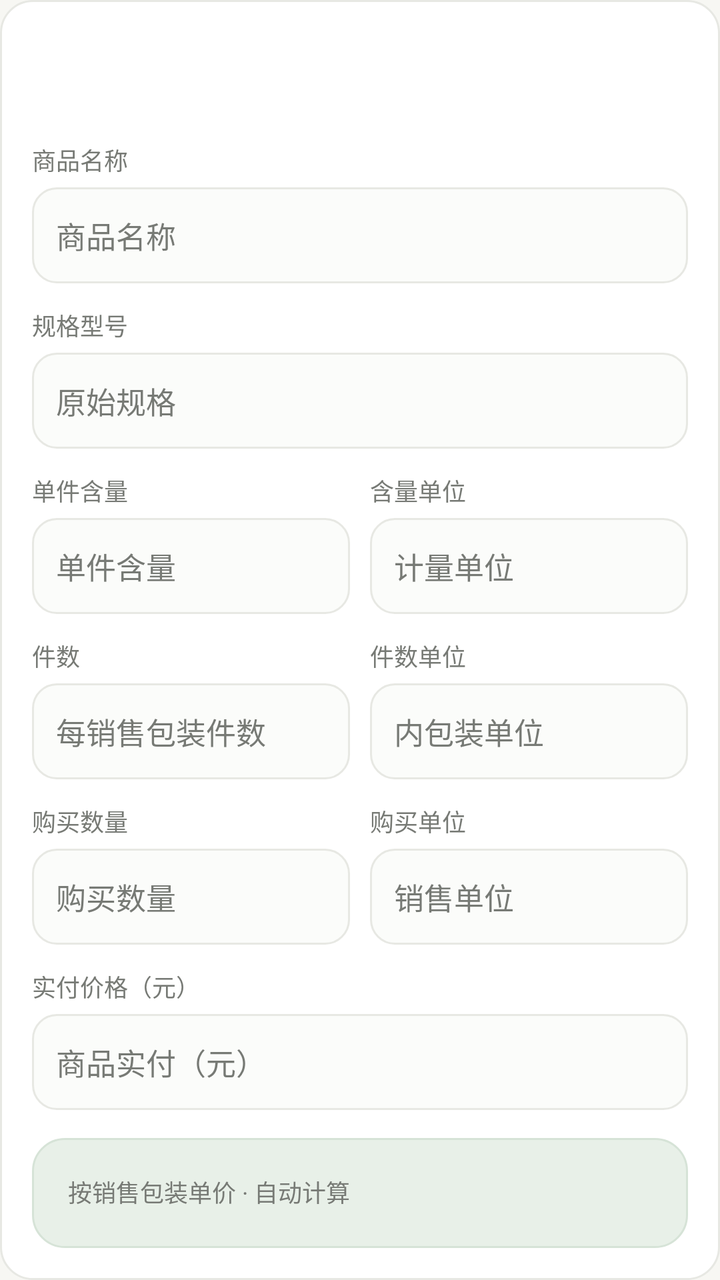
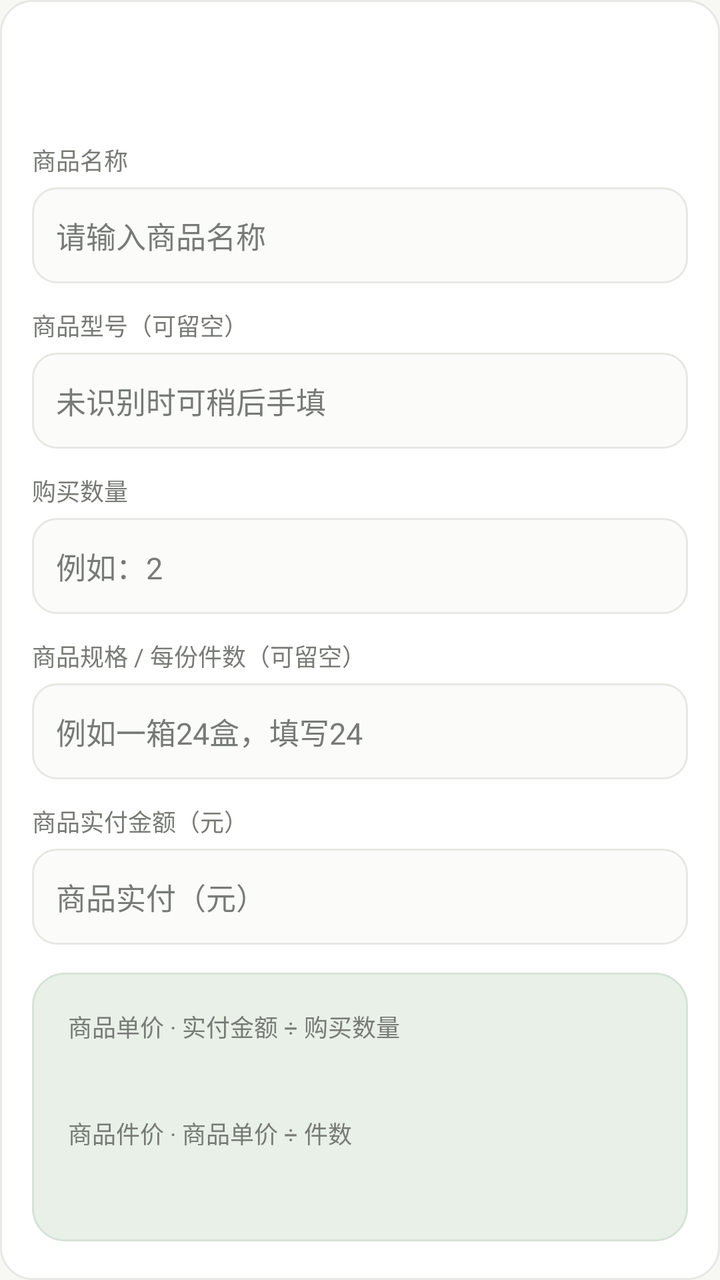

The first picture is an Android layout as it rendered before a commit; the second is the same layout after the commit. The layout source and the unified diff follow.
<!-- AndroidManifest.xml: application theme Theme.ShoppingRecord -->
<!-- res/layout/item_recognition_review.xml -->
<?xml version="1.0" encoding="utf-8"?>
<LinearLayout xmlns:android="http://schemas.android.com/apk/res/android"
    android:layout_width="match_parent"
    android:layout_height="wrap_content"
    android:layout_marginBottom="12dp"
    android:background="@drawable/card_background"
    android:orientation="vertical">

    <TextView
        android:id="@+id/itemTitle"
        android:layout_width="wrap_content"
        android:layout_height="wrap_content"
        android:textColor="@color/ink"
        android:textSize="16sp"
        android:textStyle="bold" />

    <TextView
        android:id="@+id/itemRecognitionStatus"
        android:layout_width="wrap_content"
        android:layout_height="wrap_content"
        android:layout_marginTop="3dp"
        android:textColor="@color/green"
        android:textSize="12sp" />

    <TextView style="@style/FormLabel" android:layout_marginTop="14dp" android:text="商品名称" />
    <AutoCompleteTextView
        android:id="@+id/itemProductName"
        style="@style/FormInput"
        android:completionThreshold="1"
        android:hint="@string/product_name_label"
        android:inputType="text" />

    <TextView style="@style/FormLabel" android:layout_marginTop="12dp" android:text="规格型号" />
    <EditText
        android:id="@+id/itemRawSpecification"
        style="@style/FormInput"
        android:hint="@string/raw_specification_label"
        android:inputType="text" />

    <LinearLayout
        android:layout_width="match_parent"
        android:layout_height="wrap_content"
        android:layout_marginTop="12dp"
        android:orientation="horizontal">

        <TextView style="@style/FormLabel" android:layout_width="0dp" android:layout_weight="1" android:text="单件含量" />
        <TextView style="@style/FormLabel" android:layout_width="0dp" android:layout_marginStart="10dp" android:layout_weight="1" android:text="含量单位" />
    </LinearLayout>

    <LinearLayout
        android:layout_width="match_parent"
        android:layout_height="wrap_content"
        android:orientation="horizontal">

        <EditText
            android:id="@+id/itemContentPerInner"
            style="@style/FormInput"
            android:layout_width="0dp"
            android:layout_weight="1"
            android:hint="@string/content_per_inner_label"
            android:inputType="numberDecimal" />
        <EditText
            android:id="@+id/itemContentUnit"
            style="@style/FormInput"
            android:layout_width="0dp"
            android:layout_marginStart="10dp"
            android:layout_weight="1"
            android:hint="@string/content_unit_label"
            android:inputType="text" />
    </LinearLayout>

    <LinearLayout
        android:layout_width="match_parent"
        android:layout_height="wrap_content"
        android:layout_marginTop="12dp"
        android:orientation="horizontal">

        <TextView style="@style/FormLabel" android:layout_width="0dp" android:layout_weight="1" android:text="件数" />
        <TextView style="@style/FormLabel" android:layout_width="0dp" android:layout_marginStart="10dp" android:layout_weight="1" android:text="件数单位" />
    </LinearLayout>

    <LinearLayout
        android:layout_width="match_parent"
        android:layout_height="wrap_content"
        android:orientation="horizontal">

        <EditText
            android:id="@+id/itemInnerCount"
            style="@style/FormInput"
            android:layout_width="0dp"
            android:layout_weight="1"
            android:hint="@string/inner_count_label"
            android:inputType="numberDecimal" />
        <EditText
            android:id="@+id/itemInnerUnit"
            style="@style/FormInput"
            android:layout_width="0dp"
            android:layout_marginStart="10dp"
            android:layout_weight="1"
            android:hint="@string/inner_unit_label"
            android:inputType="text" />
    </LinearLayout>

    <LinearLayout
        android:layout_width="match_parent"
        android:layout_height="wrap_content"
        android:layout_marginTop="12dp"
        android:orientation="horizontal">

        <TextView style="@style/FormLabel" android:layout_width="0dp" android:layout_weight="1" android:text="购买数量" />
        <TextView style="@style/FormLabel" android:layout_width="0dp" android:layout_marginStart="10dp" android:layout_weight="1" android:text="购买单位" />
    </LinearLayout>

    <LinearLayout
        android:layout_width="match_parent"
        android:layout_height="wrap_content"
        android:orientation="horizontal">

        <EditText
            android:id="@+id/itemPurchaseQuantity"
            style="@style/FormInput"
            android:layout_width="0dp"
            android:layout_weight="1"
            android:hint="@string/purchase_quantity_label"
            android:inputType="numberDecimal" />
        <EditText
            android:id="@+id/itemSaleUnit"
            style="@style/FormInput"
            android:layout_width="0dp"
            android:layout_marginStart="10dp"
            android:layout_weight="1"
            android:hint="@string/sale_unit_label"
            android:inputType="text" />
    </LinearLayout>

    <TextView style="@style/FormLabel" android:layout_marginTop="12dp" android:text="实付价格（元）" />
    <EditText
        android:id="@+id/itemPaidAmount"
        style="@style/FormInput"
        android:hint="@string/line_paid_label"
        android:inputType="numberDecimal" />

    <LinearLayout
        android:layout_width="match_parent"
        android:layout_height="wrap_content"
        android:layout_marginTop="14dp"
        android:background="@drawable/action_primary_card"
        android:orientation="vertical">

        <TextView
            android:layout_width="wrap_content"
            android:layout_height="wrap_content"
            android:text="@string/package_price_label"
            android:textColor="@color/muted"
            android:textSize="12sp" />
        <TextView
            android:id="@+id/itemPackagePrice"
            android:layout_width="wrap_content"
            android:layout_height="wrap_content"
            android:layout_marginTop="3dp"
            android:textColor="@color/ink"
            android:textSize="16sp"
            android:textStyle="bold" />
        <TextView
            android:layout_width="wrap_content"
            android:layout_height="wrap_content"
            android:layout_marginTop="10dp"
            android:text="@string/standard_price_label"
            android:textColor="@color/muted"
            android:textSize="12sp" />
        <TextView
            android:id="@+id/itemStandardPrice"
            android:layout_width="wrap_content"
            android:layout_height="wrap_content"
            android:layout_marginTop="3dp"
            android:textColor="@color/green_dark"
            android:textSize="18sp"
            android:textStyle="bold" />
    </LinearLayout>
</LinearLayout>
<!-- resources referenced by this layout -->
<resources>
  <color name="green">#5F7568</color>
  <color name="green_dark">#496056</color>
  <color name="ink">#252825</color>
  <color name="muted">#777A75</color>
  <!-- drawable action_primary_card (drawable) -->
  <?xml version="1.0" encoding="utf-8"?>
  <selector xmlns:android="http://schemas.android.com/apk/res/android">
      <item android:state_pressed="true">
          <shape android:shape="rectangle">
              <solid android:color="#DDE9DF" />
              <stroke android:width="1dp" android:color="#CEDDCE" />
              <corners android:radius="16dp" />
              <padding android:left="18dp" android:top="18dp" android:right="18dp" android:bottom="18dp" />
          </shape>
      </item>
      <item>
          <shape android:shape="rectangle">
              <solid android:color="@color/green_soft" />
              <stroke android:width="1dp" android:color="#D6E3D7" />
              <corners android:radius="16dp" />
              <padding android:left="18dp" android:top="18dp" android:right="18dp" android:bottom="18dp" />
          </shape>
      </item>
  </selector>
  <!-- drawable card_background (drawable) -->
  <?xml version="1.0" encoding="utf-8"?>
  <shape xmlns:android="http://schemas.android.com/apk/res/android" android:shape="rectangle">
      <solid android:color="@color/surface" />
      <stroke android:width="1dp" android:color="@color/line" />
      <corners android:radius="16dp" />
      <padding android:left="16dp" android:top="16dp" android:right="16dp" android:bottom="16dp" />
  </shape>
  <string name="content_per_inner_label">单件含量</string>
  <string name="content_unit_label">计量单位</string>
  <string name="inner_count_label">每销售包装件数</string>
  <string name="inner_unit_label">内包装单位</string>
  <string name="line_paid_label">商品实付（元）</string>
  <string name="package_price_label">按销售包装单价 · 自动计算</string>
  <string name="product_name_label">商品名称</string>
  <string name="purchase_quantity_label">购买数量</string>
  <string name="raw_specification_label">原始规格</string>
  <string name="sale_unit_label">销售单位</string>
  <string name="standard_price_label">标准单价 · 自动计算</string>
  <style name="FormInput">
          <item name="android:layout_width">match_parent</item>
          <item name="android:layout_height">48dp</item>
          <item name="android:layout_marginTop">5dp</item>
          <item name="android:background">@drawable/input_background</item>
          <item name="android:singleLine">true</item>
          <item name="android:textColor">@color/ink</item>
          <item name="android:textColorHint">@color/muted</item>
          <item name="android:textSize">15sp</item>
      </style>
  <style name="FormLabel">
          <item name="android:layout_width">wrap_content</item>
          <item name="android:layout_height">wrap_content</item>
          <item name="android:textColor">@color/muted</item>
          <item name="android:textSize">12sp</item>
      </style>
  <style name="Theme.ShoppingRecord" parent="android:style/Theme.Material.Light.NoActionBar">
          <item name="android:fontFamily">sans-serif</item>
          <item name="android:windowLightStatusBar">true</item>
          <item name="android:statusBarColor">@color/canvas</item>
          <item name="android:navigationBarColor">@color/surface</item>
          <item name="android:windowLightNavigationBar">true</item>
          <item name="android:windowBackground">@color/canvas</item>
          <item name="android:windowActionModeOverlay">true</item>
          <item name="android:colorAccent">@color/green</item>
          <item name="android:windowDisablePreview">true</item>
          <item name="android:windowNoTitle">true</item>
      </style>
  <color name="green_soft">#E8F0E8</color>
  <color name="surface">#FFFFFF</color>
  <color name="line">#E7E8E3</color>
  <color name="canvas">#F7F7F3</color>
  <color name="input_fill">#FBFCFA</color>
  <!-- unchanged entries left out for length: 1 -->
</resources>

<!-- the commit's change to res/layout/item_recognition_review.xml (unified diff, before → after) -->
@@ -27,113 +27,31 @@
         android:id="@+id/itemProductName"
         style="@style/FormInput"
         android:completionThreshold="1"
-        android:hint="@string/product_name_label"
+        android:hint="请输入商品名称"
         android:inputType="text" />
 
-    <TextView style="@style/FormLabel" android:layout_marginTop="12dp" android:text="规格型号" />
+    <TextView style="@style/FormLabel" android:layout_marginTop="12dp" android:text="商品型号（可留空）" />
     <EditText
         android:id="@+id/itemRawSpecification"
         style="@style/FormInput"
-        android:hint="@string/raw_specification_label"
+        android:hint="未识别时可稍后手填"
         android:inputType="text" />
 
-    <LinearLayout
-        android:layout_width="match_parent"
-        android:layout_height="wrap_content"
-        android:layout_marginTop="12dp"
-        android:orientation="horizontal">
+    <TextView style="@style/FormLabel" android:layout_marginTop="12dp" android:text="购买数量" />
+    <EditText
+        android:id="@+id/itemPurchaseQuantity"
+        style="@style/FormInput"
+        android:hint="例如：2"
+        android:inputType="numberDecimal" />
 
-        <TextView style="@style/FormLabel" android:layout_width="0dp" android:layout_weight="1" android:text="单件含量" />
-        <TextView style="@style/FormLabel" android:layout_width="0dp" android:layout_marginStart="10dp" android:layout_weight="1" android:text="含量单位" />
-    </LinearLayout>
+    <TextView style="@style/FormLabel" android:layout_marginTop="12dp" android:text="商品规格 / 每份件数（可留空）" />
+    <EditText
+        android:id="@+id/itemInnerCount"
+        style="@style/FormInput"
+        android:hint="例如一箱24盒，填写24"
+        android:inputType="numberDecimal" />
 
-    <LinearLayout
-        android:layout_width="match_parent"
-        android:layout_height="wrap_content"
-        android:orientation="horizontal">
-
-        <EditText
-            android:id="@+id/itemContentPerInner"
-            style="@style/FormInput"
-            android:layout_width="0dp"
-            android:layout_weight="1"
-            android:hint="@string/content_per_inner_label"
-            android:inputType="numberDecimal" />
-        <EditText
-            android:id="@+id/itemContentUnit"
-            style="@style/FormInput"
-            android:layout_width="0dp"
-            android:layout_marginStart="10dp"
-            android:layout_weight="1"
-            android:hint="@string/content_unit_label"
-            android:inputType="text" />
-    </LinearLayout>
-
-    <LinearLayout
-        android:layout_width="match_parent"
-        android:layout_height="wrap_content"
-        android:layout_marginTop="12dp"
-        android:orientation="horizontal">
-
-        <TextView style="@style/FormLabel" android:layout_width="0dp" android:layout_weight="1" android:text="件数" />
-        <TextView style="@style/FormLabel" android:layout_width="0dp" android:layout_marginStart="10dp" android:layout_weight="1" android:text="件数单位" />
-    </LinearLayout>
-
-    <LinearLayout
-        android:layout_width="match_parent"
-        android:layout_height="wrap_content"
-        android:orientation="horizontal">
-
-        <EditText
-            android:id="@+id/itemInnerCount"
-            style="@style/FormInput"
-            android:layout_width="0dp"
-            android:layout_weight="1"
-            android:hint="@string/inner_count_label"
-            android:inputType="numberDecimal" />
-        <EditText
-            android:id="@+id/itemInnerUnit"
-            style="@style/FormInput"
-            android:layout_width="0dp"
-            android:layout_marginStart="10dp"
-            android:layout_weight="1"
-            android:hint="@string/inner_unit_label"
-            android:inputType="text" />
-    </LinearLayout>
-
-    <LinearLayout
-        android:layout_width="match_parent"
-        android:layout_height="wrap_content"
-        android:layout_marginTop="12dp"
-        android:orientation="horizontal">
-
-        <TextView style="@style/FormLabel" android:layout_width="0dp" android:layout_weight="1" android:text="购买数量" />
-        <TextView style="@style/FormLabel" android:layout_width="0dp" android:layout_marginStart="10dp" android:layout_weight="1" android:text="购买单位" />
-    </LinearLayout>
-
-    <LinearLayout
-        android:layout_width="match_parent"
-        android:layout_height="wrap_content"
-        android:orientation="horizontal">
-
-        <EditText
-            android:id="@+id/itemPurchaseQuantity"
-            style="@style/FormInput"
-            android:layout_width="0dp"
-            android:layout_weight="1"
-            android:hint="@string/purchase_quantity_label"
-            android:inputType="numberDecimal" />
-        <EditText
-            android:id="@+id/itemSaleUnit"
-            style="@style/FormInput"
-            android:layout_width="0dp"
-            android:layout_marginStart="10dp"
-            android:layout_weight="1"
-            android:hint="@string/sale_unit_label"
-            android:inputType="text" />
-    </LinearLayout>
-
-    <TextView style="@style/FormLabel" android:layout_marginTop="12dp" android:text="实付价格（元）" />
+    <TextView style="@style/FormLabel" android:layout_marginTop="12dp" android:text="商品实付金额（元）" />
     <EditText
         android:id="@+id/itemPaidAmount"
         style="@style/FormInput"
@@ -150,7 +68,7 @@
         <TextView
             android:layout_width="wrap_content"
             android:layout_height="wrap_content"
-            android:text="@string/package_price_label"
+            android:text="商品单价 · 实付金额 ÷ 购买数量"
             android:textColor="@color/muted"
             android:textSize="12sp" />
         <TextView
@@ -159,13 +77,13 @@
             android:layout_height="wrap_content"
             android:layout_marginTop="3dp"
             android:textColor="@color/ink"
-            android:textSize="16sp"
+            android:textSize="17sp"
             android:textStyle="bold" />
         <TextView
             android:layout_width="wrap_content"
             android:layout_height="wrap_content"
             android:layout_marginTop="10dp"
-            android:text="@string/standard_price_label"
+            android:text="商品件价 · 商品单价 ÷ 件数"
             android:textColor="@color/muted"
             android:textSize="12sp" />
         <TextView
<!-- resource entries referenced after the edit -->
@@ -32,17 +32,7 @@
       <corners android:radius="16dp" />
       <padding android:left="16dp" android:top="16dp" android:right="16dp" android:bottom="16dp" />
   </shape>
-  <string name="content_per_inner_label">单件含量</string>
-  <string name="content_unit_label">计量单位</string>
-  <string name="inner_count_label">每销售包装件数</string>
-  <string name="inner_unit_label">内包装单位</string>
   <string name="line_paid_label">商品实付（元）</string>
-  <string name="package_price_label">按销售包装单价 · 自动计算</string>
-  <string name="product_name_label">商品名称</string>
-  <string name="purchase_quantity_label">购买数量</string>
-  <string name="raw_specification_label">原始规格</string>
-  <string name="sale_unit_label">销售单位</string>
-  <string name="standard_price_label">标准单价 · 自动计算</string>
   <style name="FormInput">
           <item name="android:layout_width">match_parent</item>
           <item name="android:layout_height">48dp</item>
